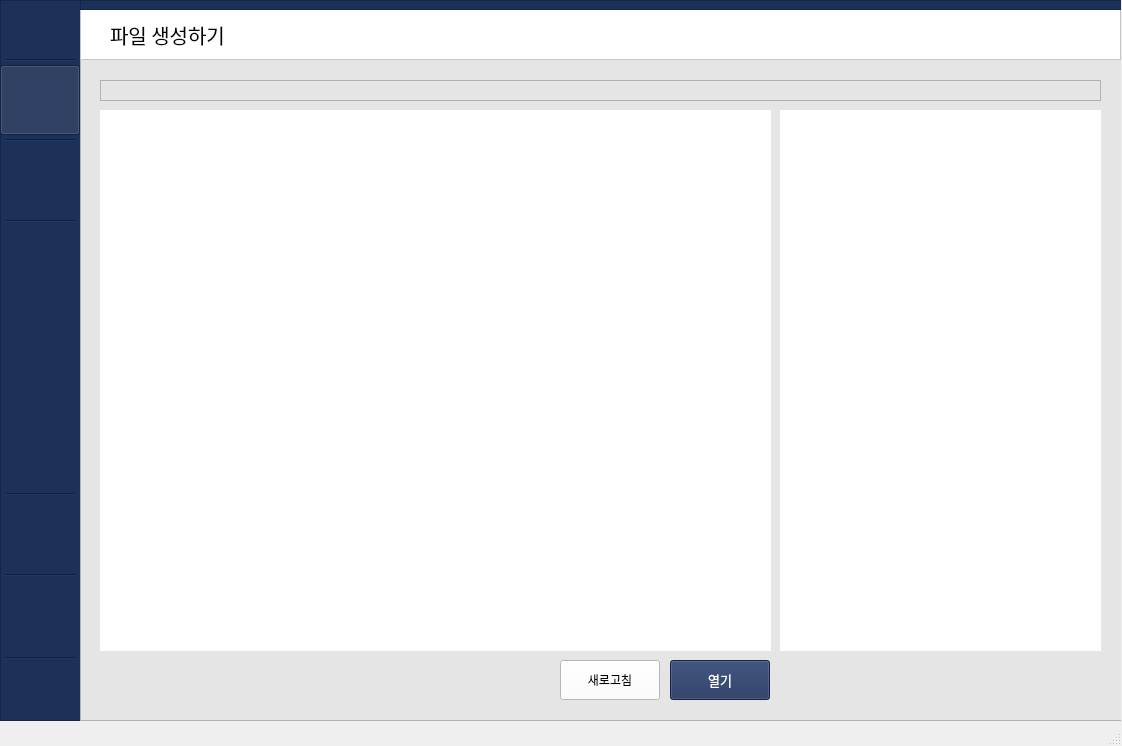
Old version of the form BookTable_ver2_0/main_design.ui in the repository JeongsolKim/DJIVF.
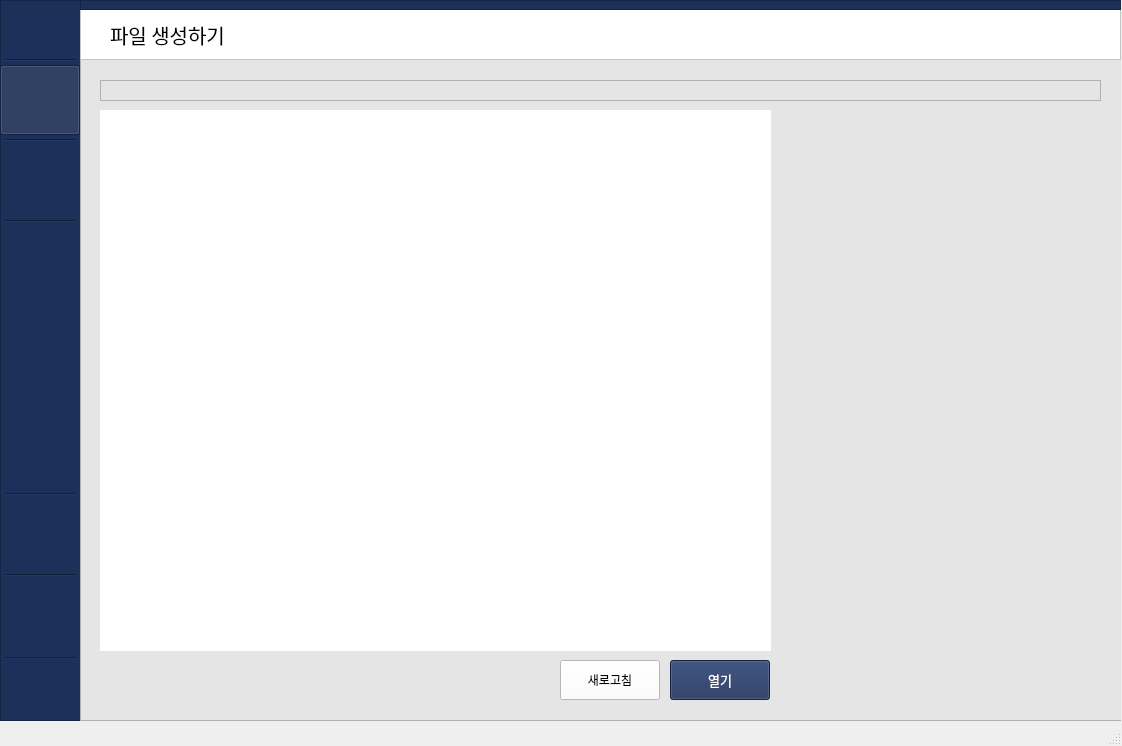
New version of the form. The open tabs and pages were chosen to show the change. Icons and pictures are not drawn.

Diff of the .ui file:
```diff
--- a/BookTable_ver2_0/main_design.ui
+++ b/BookTable_ver2_0/main_design.ui
@@ -1793,21 +1793,16 @@
         <enum>Qt::ScrollBarAlwaysOff</enum>
        </property>
       </widget>
-      <widget class="QPlainTextEdit" name="newfile_dragdrop">
+      <widget class="QWidget" name="verticalLayoutWidget_2">
        <property name="geometry">
         <rect>
          <x>700</x>
          <y>110</y>
          <width>321</width>
-         <height>541</height>
+         <height>291</height>
         </rect>
        </property>
-       <property name="styleSheet">
-        <string notr="true">background-color:rgb(255,255,255);</string>
-       </property>
-       <property name="frameShape">
-        <enum>QFrame::NoFrame</enum>
-       </property>
+       <layout class="QVBoxLayout" name="test_layout"/>
       </widget>
      </widget>
     </widget>
```
Left out of the diff: 9 changed lines with no effect on the pictures.
